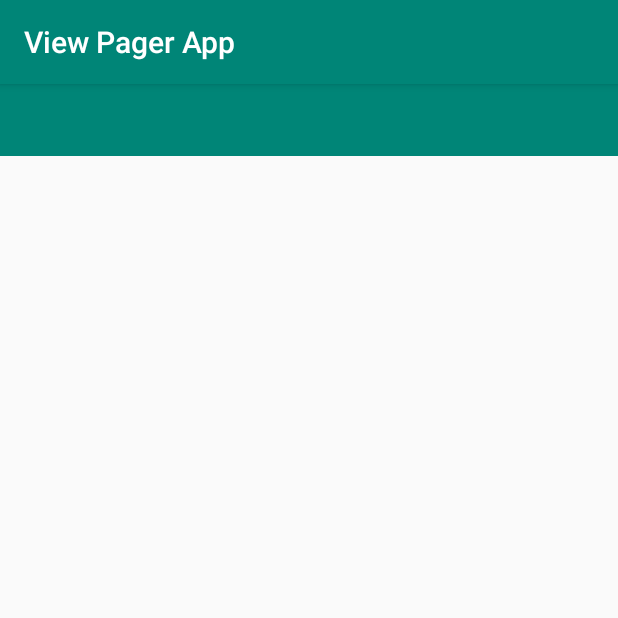
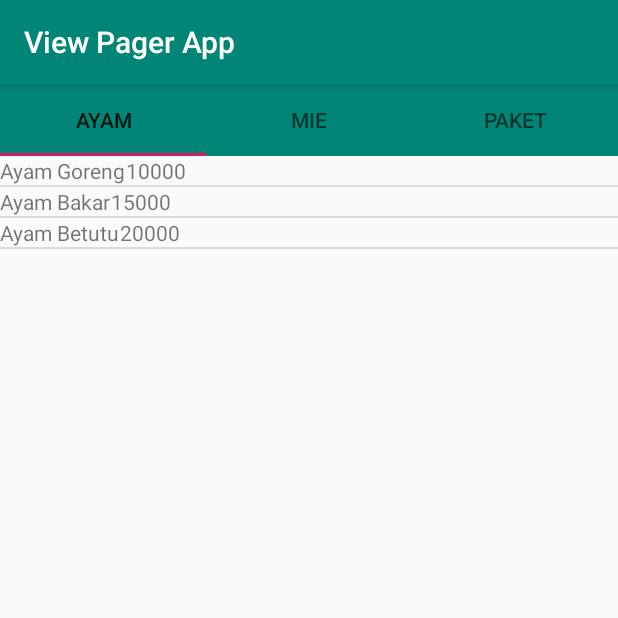
Before and after one commit to rizikra/ViewPager, an Android app: the screen it shows after launch (MainActivity), on a phone screen of 412 x 824 dp, the top half of it. Run offline under Robolectric (Android 15) with nearby library versions, the phone set to English and light mode, and no system bars.

Commit message:
Menggunakan CustomAdapter sudah bensar, salah di Toast

```diff
--- a/app/src/main/java/com/rizik/training/viewpagerapp/FragmentSatu.java
+++ b/app/src/main/java/com/rizik/training/viewpagerapp/FragmentSatu.java
@@ -22,16 +22,20 @@ import java.util.ArrayList;
  */
 public class FragmentSatu extends Fragment {
 
-    private static ArrayList<Makanan> foods;
-    public static FragmentSatu newInstance (ArrayList<Makanan> text){
-        FragmentSatu fragmentSatu = new FragmentSatu();
+    private ArrayList<Makanan> foods;
 
-        foods = text;
-//        Bundle args = new Bundle();
-//        args.putString("text", String.valueOf(text));
-//        fragmentSatu.setArguments(args);
-        return fragmentSatu;
+    public  void setData (ArrayList<Makanan>food){
+        this.foods=food;
     }
+//    public static FragmentSatu newInstance (ArrayList<Makanan> text){
+//        FragmentSatu fragmentSatu = new FragmentSatu();
+//
+//        foods = text;
+////        Bundle args = new Bundle();
+////        args.putString("text", String.valueOf(text));
+////        fragmentSatu.setArguments(args);
+//        return fragmentSatu;
+//    }
     public FragmentSatu() {
         // Required empty public constructor
     }
--- a/app/src/main/java/com/rizik/training/viewpagerapp/MainActivity.java
+++ b/app/src/main/java/com/rizik/training/viewpagerapp/MainActivity.java
@@ -34,7 +34,7 @@ public class MainActivity extends AppCompatActivity {
         viewPager = findViewById(R.id.viewPager);
         myAdapter = new MyAdapter(getSupportFragmentManager());
         //myAdapter = MyAdapter.newInstance(getSupportFragmentManager(), menuTitleData, data);
-        //myAdapter = MyAdapter.newInstance(getSupportFragmentManager(), kumpulanMenu, getApplicationContext());
+        myAdapter = MyAdapter.newInstance(getSupportFragmentManager(), kumpulanMenu, getApplicationContext());
         viewPager.setAdapter(myAdapter);
 
         //Tambahkan TabLayout
@@ -59,20 +59,18 @@ public class MainActivity extends AppCompatActivity {
         menuAyam.add(new Makanan("Ayam Goreng", "10000"));
         menuAyam.add(new Makanan("Ayam Bakar", "15000"));
         menuAyam.add(new Makanan("Ayam Betutu", "20000"));
+        kumpulanMenu.add(new MenuMakanan("Ayam", menuAyam));
 
-        kumpulanMenu.add(0,new MenuMakanan("Ayam", menuAyam));
         ArrayList<Makanan> menuMie = new ArrayList<>();
         menuMie.add(new Makanan("Mie Goreng", "10000"));
         menuMie.add(new Makanan("Mie Soto", "15000"));
         menuMie.add(new Makanan("Mie Rendang", "20000"));
-
-        kumpulanMenu.add(1,new MenuMakanan("Mie", menuMie));
+        kumpulanMenu.add(new MenuMakanan("Mie", menuMie));
 
         ArrayList<Makanan> menuPaket = new ArrayList<>();
-        menuMie.add(new Makanan("Pahe", "10000"));
-        menuMie.add(new Makanan("Pale", "15000"));
-        menuMie.add(new Makanan("Pak De", "20000"));
-
-        kumpulanMenu.add(2,new MenuMakanan("Paket", menuPaket));
+        menuPaket.add(new Makanan("Pahe", "10000"));
+        menuPaket.add(new Makanan("Pale", "15000"));
+        menuPaket.add(new Makanan("Pak De", "20000"));
+        kumpulanMenu.add(new MenuMakanan("Paket", menuPaket));
     }
 }
--- a/app/src/main/java/com/rizik/training/viewpagerapp/MyAdapter.java
+++ b/app/src/main/java/com/rizik/training/viewpagerapp/MyAdapter.java
@@ -18,7 +18,7 @@ public class MyAdapter extends FragmentStatePagerAdapter {
 
     private static ArrayList<MenuMakanan> myMenu = new ArrayList<>();
 
-    private static int numOfItem =0;
+    private static int numOfItem ;
     private static Context ctx;
 
     public static MyAdapter newInstance (FragmentManager fragmentManager, ArrayList<String> titles, ArrayList<String> data){
@@ -32,7 +32,7 @@ public class MyAdapter extends FragmentStatePagerAdapter {
     public static MyAdapter newInstance (FragmentManager fragmentManager, ArrayList<MenuMakanan> kumpulanMenu, Context context){
         MyAdapter myAdapter = new MyAdapter(fragmentManager);
         myMenu = kumpulanMenu;
-        numOfItem = kumpulanMenu.size();
+        numOfItem = myMenu.size();
         ctx = context;
         return myAdapter;
 
@@ -47,8 +47,9 @@ public class MyAdapter extends FragmentStatePagerAdapter {
     @Override
     public Fragment getItem(int position) {
         ArrayList<Makanan> makanan = myMenu.get(position).getData();
-                FragmentDua fragment = new FragmentDua();
-                Toast.makeText(ctx, String.valueOf(myMenu.get(position).getNamaMenu()),Toast.LENGTH_SHORT).show();
+        FragmentSatu fragment = new FragmentSatu();
+        fragment.setData(makanan);
+      //          Toast.makeText(ctx, String.valueOf(myMenu.get(position).getNamaMenu()),Toast.LENGTH_SHORT).show();
       //  FragmentSatu fragmentSatu = new FragmentSatu();
 
         return fragment;
--- a/app/src/main/res/layout/fragment_fragment_satu.xml
+++ b/app/src/main/res/layout/fragment_fragment_satu.xml
@@ -9,8 +9,7 @@
    <ListView
        android:id="@+id/lv_data"
        android:layout_width="match_parent"
-       android:layout_height="match_parent"
-       android:gravity="center|bottom"/>
+       android:layout_height="match_parent" />
 
 
 
```
